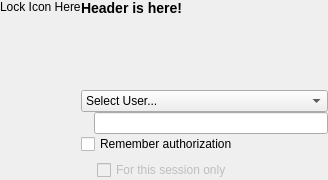
Before: the Qt Designer form authdialogui.ui in KDE/polkit-kde-agent-1, drawn with Qt 5.
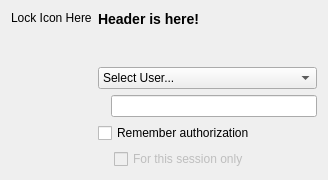
After: the same form once the commit is applied. Custom widgets are drawn as their Qt base class.

Diff of the .ui file:
```diff
--- a/authdialogui.ui
+++ b/authdialogui.ui
@@ -10,7 +10,7 @@
    </rect>
   </property>
   <property name="sizePolicy" >
-   <sizepolicy vsizetype="Minimum" hsizetype="Minimum" >
+   <sizepolicy vsizetype="MinimumExpanding" hsizetype="MinimumExpanding" >
     <horstretch>0</horstretch>
     <verstretch>0</verstretch>
    </sizepolicy>
@@ -25,12 +25,6 @@
    <string>Authentication Required</string>
   </property>
   <layout class="QGridLayout" >
-   <property name="margin" >
-    <number>0</number>
-   </property>
-   <property name="spacing" >
-    <number>0</number>
-   </property>
    <item rowspan="4" row="0" column="0" >
     <layout class="QVBoxLayout" >
      <item>
@@ -65,6 +59,12 @@
     <layout class="QVBoxLayout" >
      <item>
       <widget class="QLabel" name="lblHeader" >
+       <property name="sizePolicy" >
+        <sizepolicy vsizetype="MinimumExpanding" hsizetype="MinimumExpanding" >
+         <horstretch>0</horstretch>
+         <verstretch>0</verstretch>
+        </sizepolicy>
+       </property>
        <property name="text" >
         <string>&lt;h3>&lt;b>Header is here! &lt;/b>&lt;/h3></string>
        </property>
```
